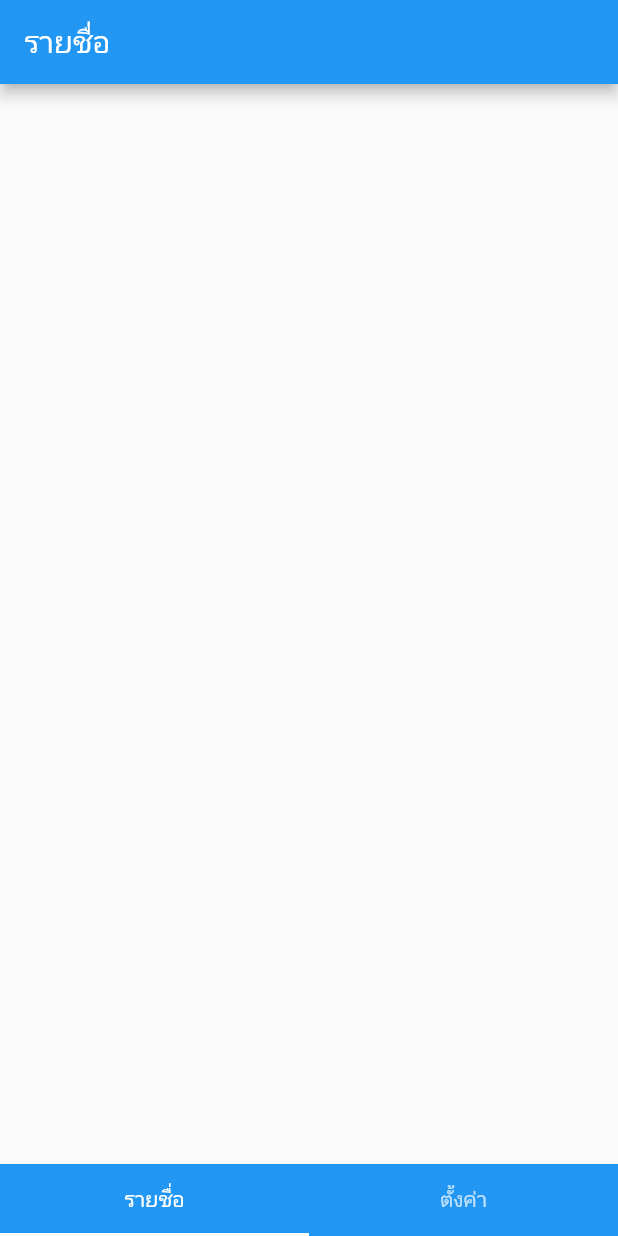
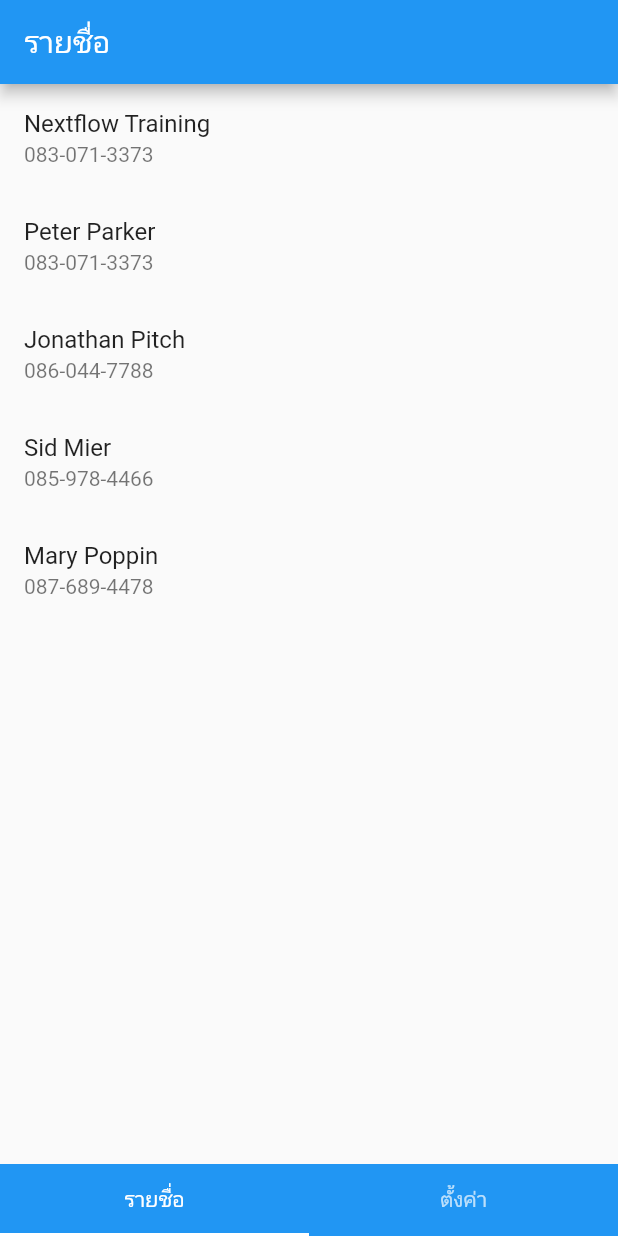
Before and after one commit to teerasej/nextflow_navigation_tab_stack, a Flutter app: the screen it shows after launch, on a phone screen of 412 x 824 dp. Run offline on Flutter 3.47's test engine with Material 2 defaults, Android fonts, the phone set to English and light mode, and no system bars.

Commit message:
Generate listview

```diff
--- a/lib/pages/contact_page.dart
+++ b/lib/pages/contact_page.dart
@@ -22,6 +22,17 @@ class _ContactPageState extends State<ContactPage> {
       appBar: AppBar(
         title: Text('รายชื่อ'),
       ),
+      body: ListView.builder(
+        itemCount: _contacts.length,
+        itemBuilder: (BuildContext context, int index) {
+          ContactModel contact = _contacts[index];
+
+          return ListTile(
+            title: Text(contact.name),
+            subtitle: Text(contact.tel),
+          );
+        },
+      ),
     );
   }
 }
```
